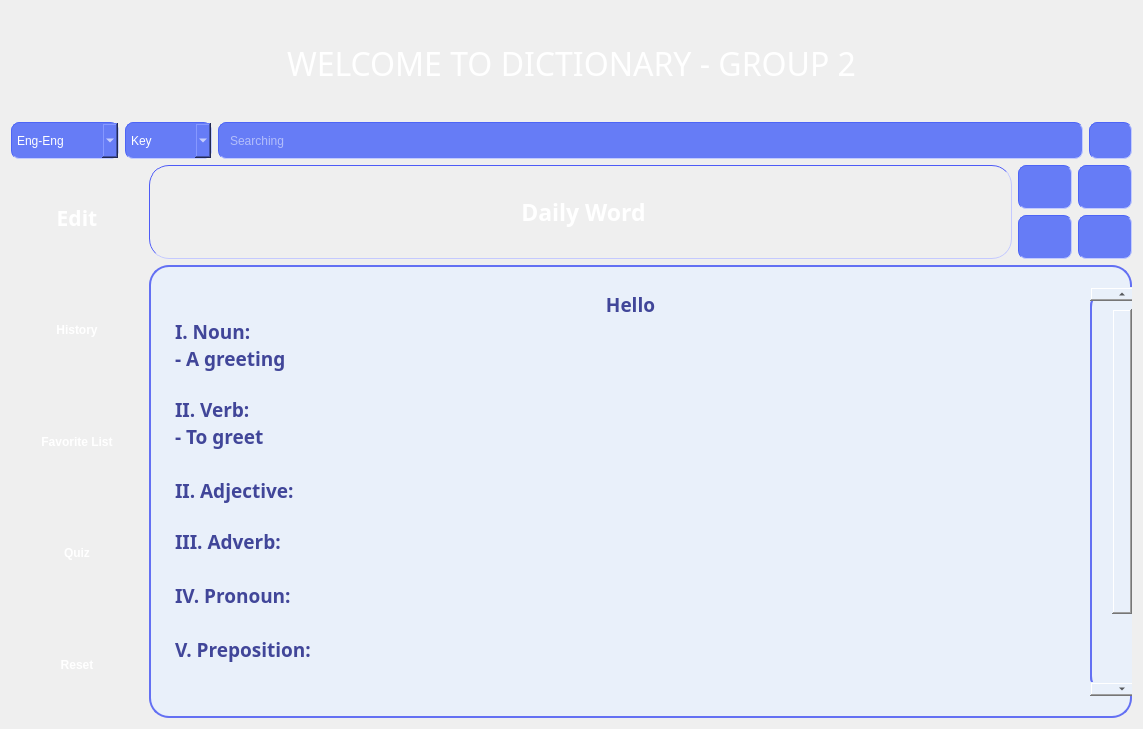
The window that homescreen.ui (OHonSam/CS163_Group2_Dictionary) describes before a commit, drawn with Qt 5.
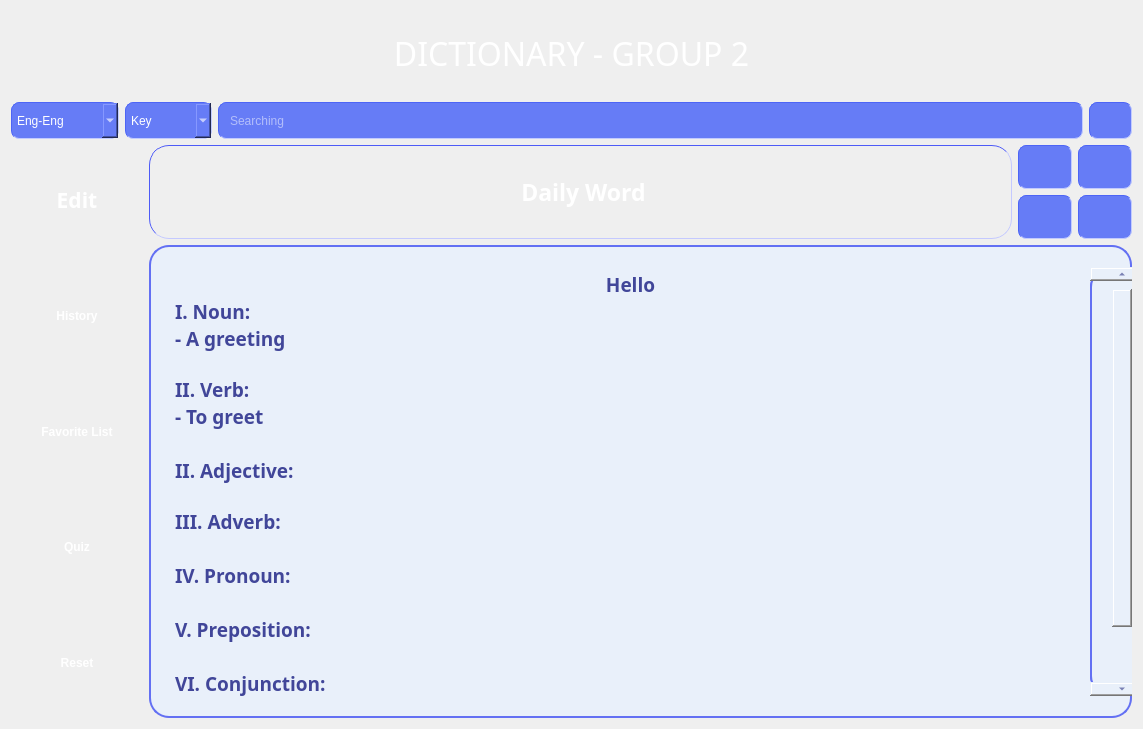
The same window after the commit. Icons and pictures are not drawn.

```diff
--- a/homescreen.ui
+++ b/homescreen.ui
@@ -31,7 +31,7 @@
       </font>
      </property>
      <property name="styleSheet">
-      <string notr="true">padding: 30px;
+      <string notr="true">padding: 20px;
 border-radius: 20px;
   min-height: 20px;
   min-width: 20px;
@@ -39,7 +39,7 @@
 font: 24pt &quot;Audiowide&quot;;</string>
      </property>
      <property name="text">
-      <string>&lt;html&gt;&lt;head/&gt;&lt;body&gt;&lt;p align=&quot;center&quot;&gt;&lt;span style=&quot; font-size:24pt; color:#ffffff;&quot;&gt;WELCOME TO DICTIONARY - GROUP 2&lt;/span&gt;&lt;/p&gt;&lt;/body&gt;&lt;/html&gt;</string>
+      <string>&lt;html&gt;&lt;head/&gt;&lt;body&gt;&lt;p align=&quot;center&quot;&gt;&lt;span style=&quot; font-size:24pt; color:#ffffff;&quot;&gt;DICTIONARY - GROUP 2&lt;/span&gt;&lt;/p&gt;&lt;/body&gt;&lt;/html&gt;</string>
      </property>
      <property name="alignment">
       <set>Qt::AlignCenter</set>
@@ -564,7 +564,8 @@
   min-width: 20px;
 background-color: rgb(233, 240, 250);
 border-color: rgb(99, 112, 243);
-font: 13pt &quot;Comfortaa&quot;;</string>
+font: 13pt &quot;Comfortaa&quot;;
+color: rgb(56, 64, 139);</string>
          </property>
          <property name="html">
           <string>&lt;!DOCTYPE HTML PUBLIC &quot;-//W3C//DTD HTML 4.0//EN&quot; &quot;http://www.w3.org/TR/REC-html40/strict.dtd&quot;&gt;
```
